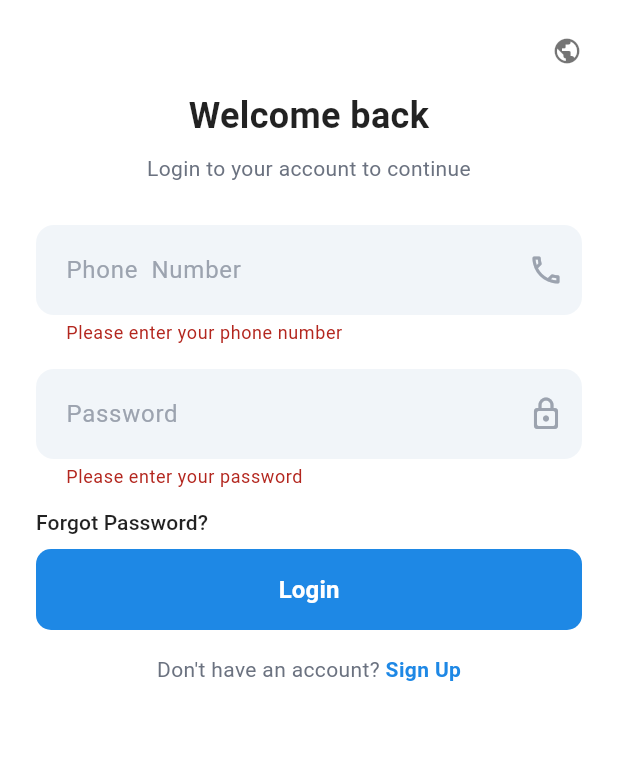
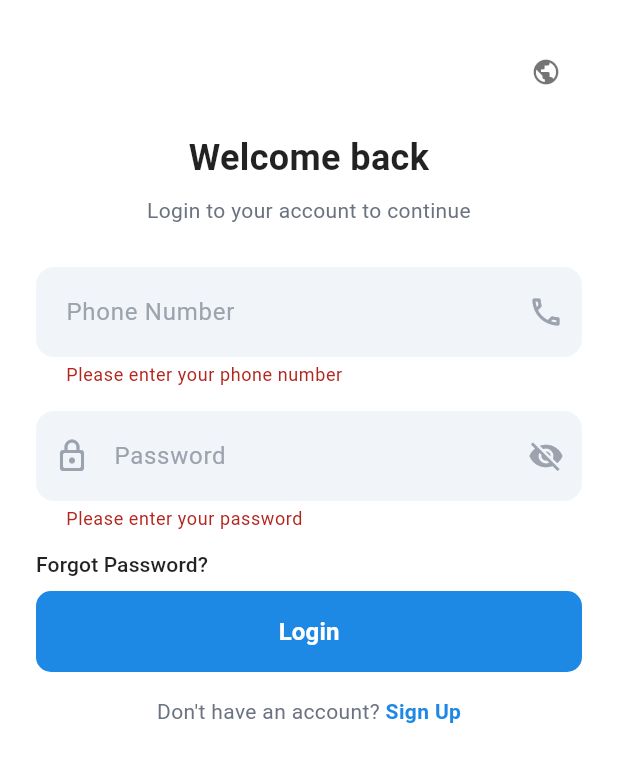
Before and after one commit to Mahashribalakrishnan/Waterborne, a Flutter app: the screen it shows after launch, after a tap on "Login", on a phone screen of 412 x 824 dp. Shown: the top 762 px of the screen. Run offline on Flutter 3.47's test engine with Material 3 defaults, Android fonts, the phone set to English and light mode, and no system bars.

Commit message:
Login page done

```diff
--- a/app/lib/frontend/ashaworkers/login.dart
+++ b/app/lib/frontend/ashaworkers/login.dart
@@ -1,4 +1,7 @@
 import 'package:flutter/material.dart';
+import 'package:flutter/services.dart';
+import 'package:app/l10n/app_localizations.dart';
+import 'package:app/locale/locale_controller.dart';
 
 const Color primaryBlue = Color(0xFF1E88E5);
 
@@ -57,20 +60,38 @@ class _AshaWorkerLoginPageState extends State<AshaWorkerLoginPage> {
             child: Column(
               crossAxisAlignment: CrossAxisAlignment.stretch,
               children: [
-                // Top-right small icon (placeholder, optional)
+                // Top-right language selector
                 Row(
                   mainAxisAlignment: MainAxisAlignment.end,
-                  children: const [
-                    Icon(Icons.public, size: 20, color: Colors.black54),
+                  children: [
+                    PopupMenuButton<String>(
+                      icon: const Icon(Icons.public, size: 20, color: Colors.black54),
+                      onSelected: (code) {
+                        switch (code) {
+                          case 'ne':
+                          case 'en':
+                          case 'as':
+                          case 'hi':
+                            LocaleController.instance.setLocale(Locale(code));
+                            break;
+                        }
+                      },
+                      itemBuilder: (context) => const [
+                        PopupMenuItem(value: 'ne', child: Text('Nepali')),
+                        PopupMenuItem(value: 'en', child: Text('English')),
+                        PopupMenuItem(value: 'as', child: Text('Assamese')),
+                        PopupMenuItem(value: 'hi', child: Text('Hindi')),
+                      ],
+                    ),
                   ],
                 ),
                 const SizedBox(height: 16),
                 // Headline
-                const Center(
+                Center(
                   child: Text(
-                    'Welcome back',
+                    AppLocalizations.of(context).t('title_welcome'),
                     textAlign: TextAlign.center,
-                    style: TextStyle(
+                    style: const TextStyle(
                       fontSize: 24,
                       fontWeight: FontWeight.w700,
                       color: Colors.black87,
@@ -78,11 +99,11 @@ class _AshaWorkerLoginPageState extends State<AshaWorkerLoginPage> {
                   ),
                 ),
                 const SizedBox(height: 8),
-                const Center(
+                Center(
                   child: Text(
-                    'Login to your account to continue',
+                    AppLocalizations.of(context).t('subtitle_login'),
                     textAlign: TextAlign.center,
-                    style: TextStyle(
+                    style: const TextStyle(
                       fontSize: 14,
                       fontWeight: FontWeight.w400,
                       color: Color(0xFF6B7280),
@@ -94,9 +115,13 @@ class _AshaWorkerLoginPageState extends State<AshaWorkerLoginPage> {
                 TextFormField(
                   controller: _phoneController,
                   keyboardType: TextInputType.phone,
+                  inputFormatters: [
+                    FilteringTextInputFormatter.digitsOnly,
+                    LengthLimitingTextInputFormatter(10),
+                  ],
                   style: const TextStyle(fontSize: 16),
                   decoration: InputDecoration(
-                    hintText: 'Phone  Number',
+                    hintText: AppLocalizations.of(context).t('hint_phone'),
                     hintStyle: const TextStyle(color: Color(0xFF9CA3AF), fontSize: 16),
                     filled: true,
                     fillColor: const Color(0xFFF1F5F9),
@@ -117,10 +142,10 @@ class _AshaWorkerLoginPageState extends State<AshaWorkerLoginPage> {
                   ),
                   validator: (value) {
                     if (value == null || value.isEmpty) {
-                      return 'Please enter your phone number';
+                      return AppLocalizations.of(context).t('phone_empty');
                     }
                     if (!_isValidPhone(value)) {
-                      return 'Please enter a valid 10-digit phone number';
+                      return AppLocalizations.of(context).t('phone_invalid');
                     }
                     return null;
                   },
@@ -130,13 +155,27 @@ class _AshaWorkerLoginPageState extends State<AshaWorkerLoginPage> {
                 TextFormField(
                   controller: _passwordController,
                   obscureText: _obscurePassword,
+                  inputFormatters: [
+                    LengthLimitingTextInputFormatter(8),
+                  ],
                   style: const TextStyle(fontSize: 16),
                   decoration: InputDecoration(
-                    hintText: 'Password',
+                    hintText: AppLocalizations.of(context).t('hint_password'),
                     hintStyle: const TextStyle(color: Color(0xFF9CA3AF), fontSize: 16),
                     filled: true,
                     fillColor: const Color(0xFFF1F5F9),
-                    suffixIcon: const Icon(Icons.lock_outline_rounded, color: Color(0xFF9CA3AF)),
+                    prefixIcon: const Icon(Icons.lock_outline_rounded, color: Color(0xFF9CA3AF)),
+                    suffixIcon: IconButton(
+                      icon: Icon(
+                        _obscurePassword ? Icons.visibility_off : Icons.visibility,
+                        color: const Color(0xFF9CA3AF),
+                      ),
+                      onPressed: () {
+                        setState(() {
+                          _obscurePassword = !_obscurePassword;
+                        });
+                      },
+                    ),
                     border: OutlineInputBorder(
                       borderRadius: BorderRadius.circular(12),
                       borderSide: BorderSide.none,
@@ -153,10 +192,10 @@ class _AshaWorkerLoginPageState extends State<AshaWorkerLoginPage> {
                   ),
                   validator: (value) {
                     if (value == null || value.isEmpty) {
-                      return 'Please enter your password';
+                      return AppLocalizations.of(context).t('password_empty');
                     }
-                    if (value.length < 6) {
-                      return 'Password must be at least 6 characters';
+                    if (value.length != 8) {
+                      return AppLocalizations.of(context).t('password_length_exact');
                     }
                     return null;
                   },
@@ -172,9 +211,9 @@ class _AshaWorkerLoginPageState extends State<AshaWorkerLoginPage> {
                       minimumSize: const Size(0, 0),
                       tapTargetSize: MaterialTapTargetSize.shrinkWrap,
                     ),
-                    child: const Text(
-                      'Forgot Password?',
-                      style: TextStyle(
+                    child: Text(
+                      AppLocalizations.of(context).t('forgot_password'),
+                      style: const TextStyle(
                         fontSize: 14,
                         color: Colors.black87,
                       ),
@@ -204,9 +243,9 @@ class _AshaWorkerLoginPageState extends State<AshaWorkerLoginPage> {
                               strokeWidth: 2,
                             ),
                           )
-                        : const Text(
-                            'Login',
-                            style: TextStyle(
+                        : Text(
+                            AppLocalizations.of(context).t('login'),
+                            style: const TextStyle(
                               fontSize: 16,
                               fontWeight: FontWeight.w600,
                               color: Colors.white,
@@ -219,18 +258,18 @@ class _AshaWorkerLoginPageState extends State<AshaWorkerLoginPage> {
                 Row(
                   mainAxisAlignment: MainAxisAlignment.center,
                   children: [
-                    const Text(
-                      "Don't have an account? ",
-                      style: TextStyle(
+                    Text(
+                      AppLocalizations.of(context).t('no_account'),
+                      style: const TextStyle(
                         fontSize: 14,
                         color: Color(0xFF6B7280),
                       ),
                     ),
                     GestureDetector(
                       onTap: _isLoading ? null : () {},
-                      child: const Text(
-                        'Sign Up',
-                        style: TextStyle(
+                      child: Text(
+                        AppLocalizations.of(context).t('sign_up'),
+                        style: const TextStyle(
                           fontSize: 14,
                           fontWeight: FontWeight.w600,
                           color: primaryBlue,
--- /dev/null
+++ b/app/lib/l10n/app_localizations.dart
@@ -0,0 +1,96 @@
+import 'package:flutter/widgets.dart';
+
+class AppLocalizations {
+  final Locale locale;
+  AppLocalizations(this.locale);
+
+  static const supportedLanguageCodes = ['en', 'ne', 'as', 'hi'];
+
+  static const _localizedValues = <String, Map<String, String>>{
+    'en': {
+      'title_welcome': 'Welcome back',
+      'subtitle_login': 'Login to your account to continue',
+      'hint_phone': 'Phone Number',
+      'hint_password': 'Password',
+      'forgot_password': 'Forgot Password?',
+      'no_account': "Don't have an account? ",
+      'sign_up': 'Sign Up',
+      'login': 'Login',
+      'phone_empty': 'Please enter your phone number',
+      'phone_invalid': 'Please enter a valid 10-digit phone number',
+      'password_empty': 'Please enter your password',
+      'password_length_exact': 'Password must be exactly 8 characters',
+    },
+    // Nepali (basic placeholders)
+    'ne': {
+      'title_welcome': 'फेरि स्वागत छ',
+      'subtitle_login': 'आफ्नो खाता मा लगइन गर्नुहोस्',
+      'hint_phone': 'फोन नम्बर',
+      'hint_password': 'पासवर्ड',
+      'forgot_password': 'पासवर्ड बिर्सनुभयो?',
+      'no_account': 'खाता छैन?',
+      'sign_up': 'साइन अप',
+      'login': 'लगइन',
+      'phone_empty': 'कृपया आफ्नो फोन नम्बर लेख्नुहोस्',
+      'phone_invalid': 'कृपया १० अङ्कको मान्य फोन नम्बर लेख्नुहोस्',
+      'password_empty': 'कृपया आफ्नो पासवर्ड लेख्नुहोस्',
+      'password_length_exact': 'पासवर्ड ठीक ८ अक्षरको हुनुपर्छ',
+    },
+    // Assamese (basic placeholders)
+    'as': {
+      'title_welcome': 'ফেৰাই আহ্বান',
+      'subtitle_login': 'আগবাঢ়িবলৈ আপোনাৰ একাউন্টত লগিন কৰক',
+      'hint_phone': 'ফোন নম্বৰ',
+      'hint_password': 'পাছৱৰ্ড',
+      'forgot_password': 'পাছৱৰ্ড পাহৰি গ’লেনে?',
+      'no_account': 'একাউন্ট নাই?',
+      'sign_up': 'ছাইন আপ',
+      'login': 'লগিন',
+      'phone_empty': 'অনুগ্ৰহ কৰি আপোনাৰ ফোন নম্বৰ দিয়ক',
+      'phone_invalid': 'অনুগ্ৰহ কৰি বৈধ ১০ অংকীয়া ফোন নম্বৰ দিয়ক',
+      'password_empty': 'অনুগ্ৰহ কৰি আপোনাৰ পাছৱৰ্ড দিয়ক',
+      'password_length_exact': 'পাছৱৰ্ড একে ৮টা আখৰৰ হ’ব লাগিব',
+    },
+    // Hindi
+    'hi': {
+      'title_welcome': 'वापस स्वागत है',
+      'subtitle_login': 'जारी रखने के लिए अपने खाते में लॉगिन करें',
+      'hint_phone': 'फोन नंबर',
+      'hint_password': 'पासवर्ड',
+      'forgot_password': 'पासवर्ड भूल गए?',
+      'no_account': 'खाता नहीं है? ',
+      'sign_up': 'साइन अप',
+      'login': 'लॉगिन',
+      'phone_empty': 'कृपया अपना फोन नंबर दर्ज करें',
+      'phone_invalid': 'कृपया मान्य 10 अंकों का फोन नंबर दर्ज करें',
+      'password_empty': 'कृपया अपना पासवर्ड दर्ज करें',
+      'password_length_exact': 'पासवर्ड बिल्कुल 8 अक्षरों का होना चाहिए',
+    },
+  };
+
+  String t(String key) {
+    final code = supportedLanguageCodes.contains(locale.languageCode)
+        ? locale.languageCode
+        : 'en';
+    return _localizedValues[code]?[key] ?? _localizedValues['en']![key] ?? key;
+  }
+
+  static AppLocalizations of(BuildContext context) {
+    return Localizations.of<AppLocalizations>(context, AppLocalizations)!;
+  }
+
+  static const LocalizationsDelegate<AppLocalizations> delegate = _AppLocalizationsDelegate();
+}
+
+class _AppLocalizationsDelegate extends LocalizationsDelegate<AppLocalizations> {
+  const _AppLocalizationsDelegate();
+
+  @override
+  bool isSupported(Locale locale) => AppLocalizations.supportedLanguageCodes.contains(locale.languageCode);
+
+  @override
+  Future<AppLocalizations> load(Locale locale) async => AppLocalizations(locale);
+
+  @override
+  bool shouldReload(_AppLocalizationsDelegate old) => false;
+}
--- /dev/null
+++ b/app/lib/locale/locale_controller.dart
@@ -0,0 +1,15 @@
+import 'package:flutter/material.dart';
+
+class LocaleController extends ChangeNotifier {
+  Locale? _locale;
+  Locale? get locale => _locale;
+
+  static final LocaleController instance = LocaleController._internal();
+  LocaleController._internal();
+
+  void setLocale(Locale locale) {
+    if (_locale == locale) return;
+    _locale = locale;
+    notifyListeners();
+  }
+}
--- a/app/lib/main.dart
+++ b/app/lib/main.dart
@@ -1,5 +1,8 @@
 import 'package:flutter/material.dart';
+import 'package:flutter_localizations/flutter_localizations.dart';
 import 'frontend/ashaworkers/login.dart';
+import 'l10n/app_localizations.dart';
+import 'locale/locale_controller.dart';
 
 void main() {
   runApp(const MyApp());
@@ -10,9 +13,28 @@ class MyApp extends StatelessWidget {
 
   @override
   Widget build(BuildContext context) {
-    return const MaterialApp(
-      title: 'Waterborne - ASHA Worker',
-      home: AshaWorkerLoginPage(),
+    // Rebuild MaterialApp when locale changes
+    return AnimatedBuilder(
+      animation: LocaleController.instance,
+      builder: (context, _) {
+        return MaterialApp(
+          title: 'Waterborne - ASHA Worker',
+          locale: LocaleController.instance.locale,
+          supportedLocales: const [
+            Locale('en'),
+            Locale('ne'),
+            Locale('as'),
+            Locale('hi'),
+          ],
+          localizationsDelegates: const [
+            AppLocalizations.delegate,
+            GlobalMaterialLocalizations.delegate,
+            GlobalWidgetsLocalizations.delegate,
+            GlobalCupertinoLocalizations.delegate,
+          ],
+          home: const AshaWorkerLoginPage(),
+        );
+      },
     );
   }
 }
--- a/app/pubspec.yaml
+++ b/app/pubspec.yaml
@@ -34,6 +34,9 @@ dependencies:
   # The following adds the Cupertino Icons font to your application.
   # Use with the CupertinoIcons class for iOS style icons.
   cupertino_icons: ^1.0.8
+  flutter_localizations:
+    sdk: flutter
+  intl: ^0.20.2
 
 dev_dependencies:
   flutter_test:
```
Also changed, not shown: app/pubspec.lock.
